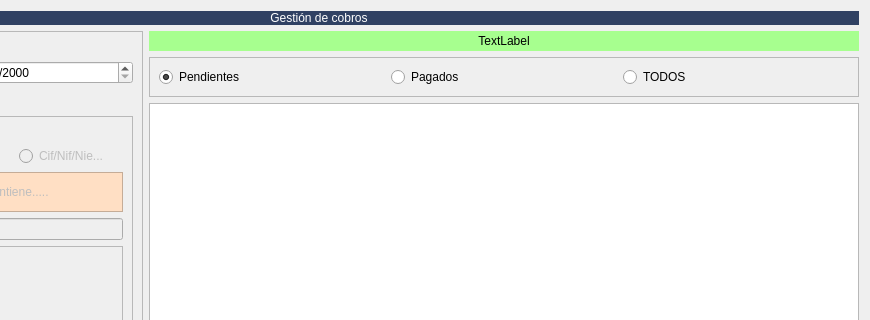
arcnexus/RedFoX, file RedFoX/Zona_Ventas/frmgestioncobros.ui: the form before one commit; both pictures show x 232 to 1102 and y 0 to 320 of the 1102 by 492 pixel window.
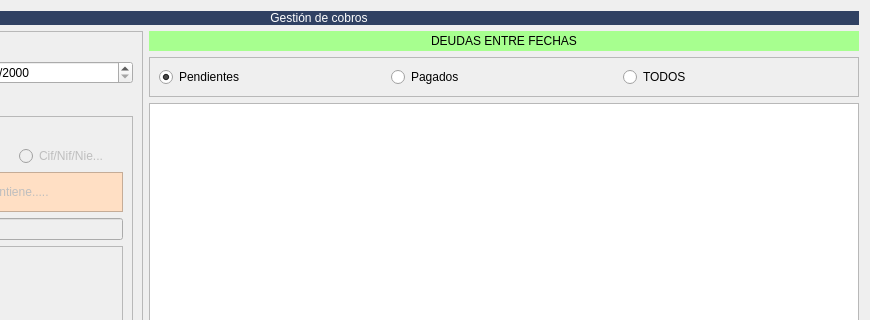
The form after the commit. Icons and pictures are not drawn.

Patch:
```diff
--- a/RedFoX/Zona_Ventas/frmgestioncobros.ui
+++ b/RedFoX/Zona_Ventas/frmgestioncobros.ui
@@ -76,7 +76,7 @@
 color: rgb(0, 0, 0);</string>
      </property>
      <property name="text">
-      <string>TextLabel</string>
+      <string>DEUDAS ENTRE FECHAS</string>
      </property>
      <property name="alignment">
       <set>Qt::AlignCenter</set>
```
Left out of the diff: 18 changed lines with no effect on the pictures.
